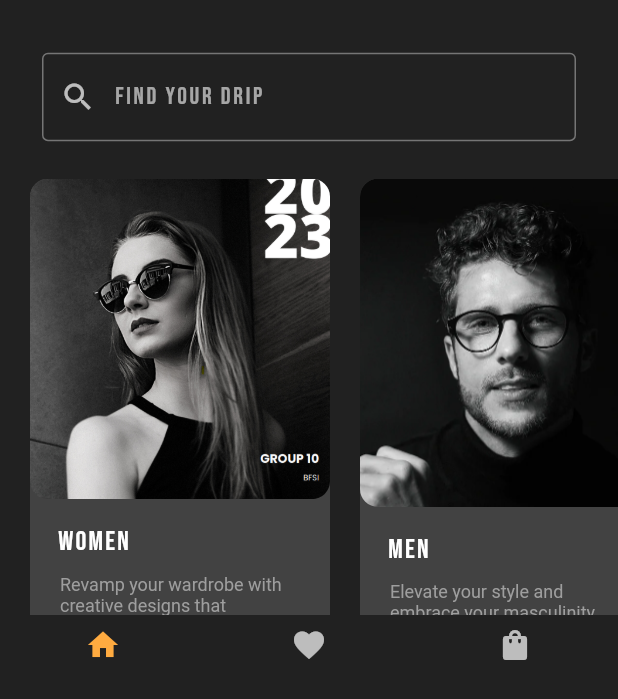
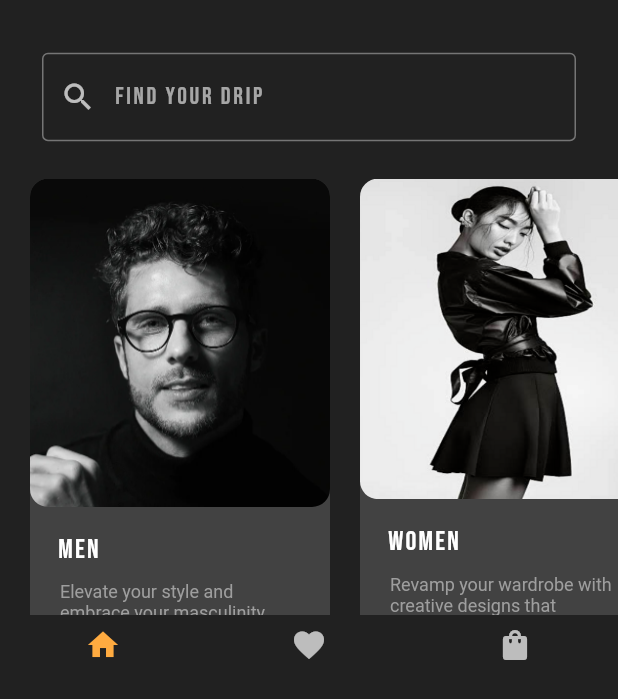
Before and after one commit to ParthBadkul/fash0ff, a Flutter app: the screen it shows after launch, on a phone screen of 412 x 824 dp, the part 537-1236 px from its top. Run offline on Flutter 3.47's test engine with Material 2 defaults, Android fonts, the phone set to English and light mode, and no system bars; drawn by our look-alikes of flutter_animate; our stand-ins replace font_awesome_flutter, google_fonts; Roboto replaces fonts that are missing (Amaranth, Besley).

Commit message:
added Some animations

```diff
--- a/lib/screens/hoepage.dart
+++ b/lib/screens/hoepage.dart
@@ -1,7 +1,9 @@
+import 'package:fashoff/utils/card.dart';
 import 'package:fashoff/utils/clothing.dart';
 import 'package:flutter/material.dart';
 import 'package:google_fonts/google_fonts.dart';
 import 'package:font_awesome_flutter/font_awesome_flutter.dart';
+import 'package:flutter_animate/flutter_animate.dart';
 
 class HomePage extends StatefulWidget {
   const HomePage({super.key});
@@ -59,7 +61,7 @@ Widget _buildScrollable(BuildContext context) {
                 ),
               ),
             ),
-            SizedBox(
+            const SizedBox(
               height: 30,
             ),
             Padding(
@@ -101,14 +103,14 @@ Widget _buildScrollable(BuildContext context) {
                 ],
               ),
             ),
-            SizedBox(
+            const SizedBox(
               height: 30,
             ),
             Padding(
               padding: const EdgeInsets.symmetric(horizontal: 28.0),
               child: TextField(
                 decoration: InputDecoration(
-                    prefixIcon: Icon(
+                    prefixIcon: const Icon(
                       Icons.search,
                     ),
                     hintText: 'Find your DRIP',
@@ -122,26 +124,26 @@ Widget _buildScrollable(BuildContext context) {
                         borderSide: BorderSide(color: Colors.grey.shade600))),
               ),
             ),
-            SizedBox(
+            const SizedBox(
               height: 25,
             ),
             // Clothings
-            Container(
+            SizedBox(
               height: 400,
               child: ListView(
                 scrollDirection: Axis.horizontal,
                 children: [
-                  ClothTile(
-                      imageURL: 'images/1.png',
-                      text: 'Women',
-                      data:
-                          'Revamp your wardrobe with creative designs that accentuate your femininity, using your old clothes'),
                   ClothTile(
                     imageURL: 'images/2.png',
                     text: 'Men',
                     data:
                         'Elevate your style and embrace your masculinity with unique designs crafted from your old clothing.',
                   ),
+                  ClothTile(
+                      imageURL: 'images/4.png',
+                      text: 'Women',
+                      data:
+                          'Revamp your wardrobe with creative designs that accentuate your femininity, using your old clothes'),
                 ],
               ),
             ),
@@ -175,9 +177,20 @@ Widget _buildScrollable(BuildContext context) {
                 ),
               ],
             ),
+            Column(
+              crossAxisAlignment: CrossAxisAlignment.center,
+              children: [
+                Cards(data: 'Tee\'s'),
+                Cards(data: ' Shirts'),
+                Cards(data: 'Denim'),
+                Cards(data: 'Accessories'),
+                Cards(data: 'Sale'),
+                Cards(data: 'Fash.off Home'),
+              ],
+            ),
           ],
         ),
       )
     ],
-  );
+  ).animate().fadeIn(delay: Duration(milliseconds: 100));
 }
--- a/lib/utils/clothing.dart
+++ b/lib/utils/clothing.dart
@@ -26,7 +26,11 @@ class ClothTile extends StatelessWidget {
           children: [
             ClipRRect(
               borderRadius: BorderRadius.circular(12),
-              child: Image.asset(imageURL),
+              child: Image.asset(
+                imageURL,
+                // height: 512,
+                // width: 547,
+              ),
             ),
             Column(
               crossAxisAlignment: CrossAxisAlignment.start,
--- a/pubspec.yaml
+++ b/pubspec.yaml
@@ -37,6 +37,7 @@ dependencies:
   cupertino_icons: ^1.0.2
   google_fonts: ^4.0.3
   font_awesome_flutter: ^10.4.0
+  flutter_animate: ^4.1.1+1
 
 dev_dependencies:
   flutter_test:
```
Also changed, not shown: lib/utils/card.dart (added, +21 -0 lines), images/4.jpeg (added), images/4.png (added), pubspec.lock.
